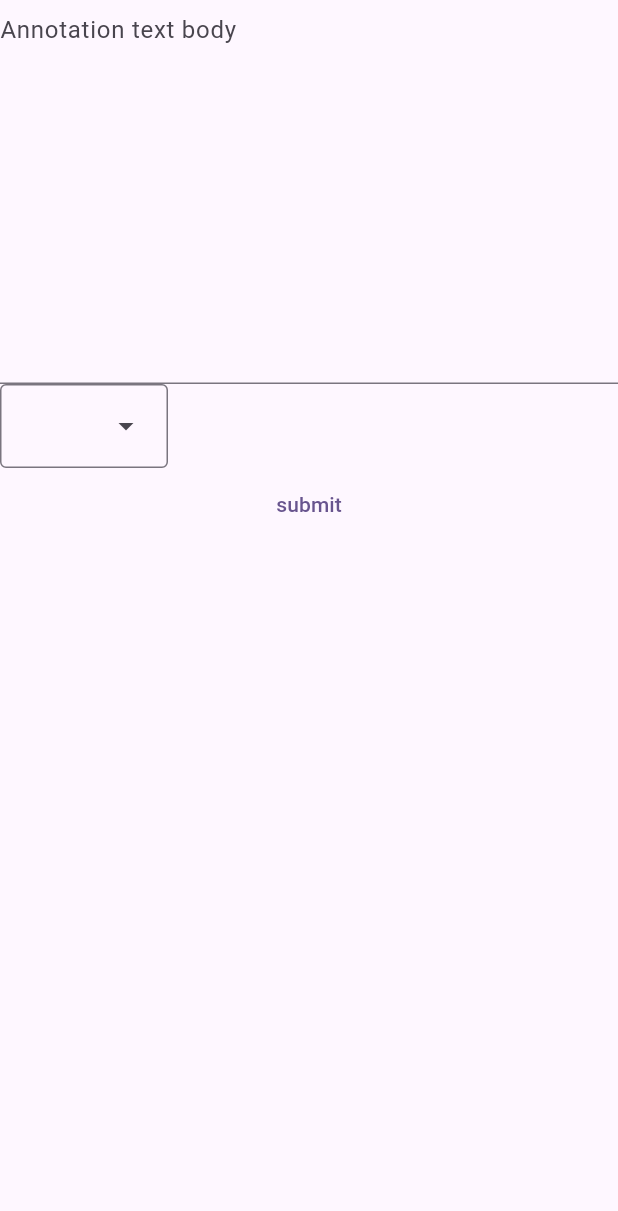
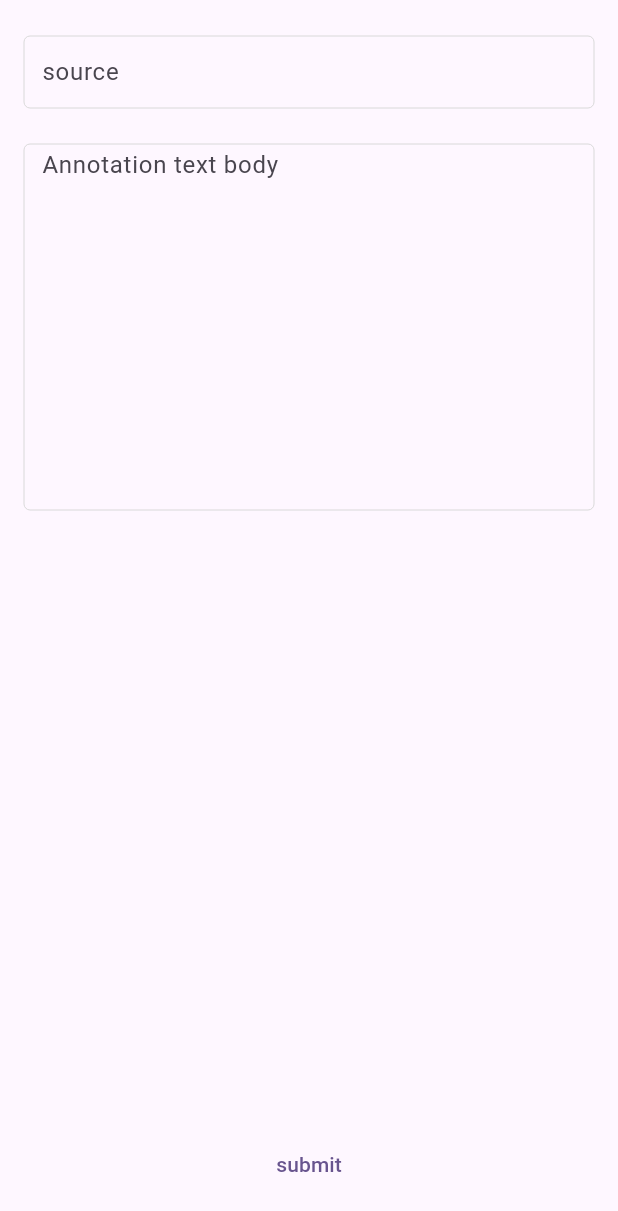
Before and after one commit to opheliagame/foss-readwise, a Flutter app: the AnnotationCreatePage screen opened directly, after a tap on "submit", on a phone screen of 412 x 824 dp. Shown: the top 1211 px of the screen. Run offline on Flutter 3.47's test engine with Material 2 defaults, Android fonts, the light colour scheme and no system bars; our stand-ins replace cloud_firestore, firebase_core, flutter_riverpod, freezed_annotation, riverpod_annotation; accounts and stored records are empty; generated files the repository leaves out were written again; statements that could not run were skipped.

Commit message:
creation annotation basic UI changes

```diff
--- a/lib/domain/repository/model/annotation_source.dart
+++ b/lib/domain/repository/model/annotation_source.dart
@@ -16,6 +16,7 @@ class AnnotationSource with _$AnnotationSource {
   factory AnnotationSource({
     @JsonKey(includeToJson: false) DocumentReference? ref,
     required String name,
+    required String url,
   }) = _AnnotationSource;
 
   factory AnnotationSource.fromJson(Map<String, dynamic> json) =>
@@ -25,5 +26,6 @@ class AnnotationSource with _$AnnotationSource {
       AnnotationSource.fromJson(snapshot.data() as Map<String, dynamic>)
           .copyWith(ref: snapshot.reference);
 
-  AnnotationSourceDto get dto => AnnotationSourceDto(id: ref?.id, name: name);
+  AnnotationSourceDto get dto =>
+      AnnotationSourceDto(id: ref?.id, name: name, url: url);
 }
--- a/lib/domain/usecase/dto/annotation_source_dto.dart
+++ b/lib/domain/usecase/dto/annotation_source_dto.dart
@@ -11,9 +11,11 @@ class AnnotationSourceDto with _$AnnotationSourceDto {
   factory AnnotationSourceDto({
     String? id,
     required String name,
+    required String url,
   }) = _AnnotationSourceDto;
 
-  AnnotationSource get entity => AnnotationSource(name: name);
+  AnnotationSource get entity => AnnotationSource(name: name, url: url);
 
-  AnnotationSourceState get state => AnnotationSourceState(id: id, name: name);
+  AnnotationSourceState get state =>
+      AnnotationSourceState(id: id, name: name, url: url);
 }
--- a/lib/providers/provider.dart
+++ b/lib/providers/provider.dart
@@ -46,6 +46,22 @@ final annotationsProvider = StreamProvider<List<AnnotationState>>((ref) {
 
 final selectedSourceProvider =
     StateProvider<AnnotationSourceState?>((ref) => null);
+
+final filterSourceNameProvider = StateProvider<String>((ref) => '');
+
+final filteredSourcesProvider = Provider<List<AnnotationSourceState>>((ref) {
+  final sources = ref.watch(sourcesProvider);
+  final filterName = ref.watch(filterSourceNameProvider);
+  if (filterName.isEmpty) {
+    return sources.value ?? [];
+  }
+
+  return sources.value
+          ?.where((element) =>
+              element.name.toLowerCase().contains(filterName.toLowerCase()))
+          .toList() ??
+      [];
+});
 
 final filteredAnnotationsProvider =
     Provider<List<AnnotationListViewState>>((ref) {
--- a/lib/ui/screens/annotation_create_page.dart
+++ b/lib/ui/screens/annotation_create_page.dart
@@ -1,6 +1,8 @@
 import 'package:flutter/material.dart';
 import 'package:flutter_riverpod/flutter_riverpod.dart';
 import 'package:my_readwise/providers/provider.dart';
+import 'package:my_readwise/ui/state/annotation_source_state.dart';
+import 'package:my_readwise/ui/widgets/search_text_form_field.dart';
 
 class AnnotationCreatePage extends ConsumerStatefulWidget {
   const AnnotationCreatePage({super.key});
@@ -15,136 +17,140 @@ class _AnnotationCreatePageState extends ConsumerState<AnnotationCreatePage> {
   final textEditingController = TextEditingController();
   final sourceNameTextEditingController = TextEditingController();
   final sourceUrlTextEditingController = TextEditingController();
+  bool isShowSourceUrlTextField = false;
 
   @override
   Widget build(BuildContext context) {
-    final source = ref.watch(sourcesProvider);
+    final filteredSources = ref.watch(filteredSourcesProvider);
     final viewModel = ref.watch(annotationCreateViewModelProvider.notifier);
 
     textEditingController.addListener(() {
-      viewModel.setText(textEditingController.text);
+      viewModel.setText(textEditingController.text.trim());
     });
     sourceNameTextEditingController.addListener(() {
-      viewModel.setSourceName(sourceNameTextEditingController.text);
+      viewModel.setSourceName(sourceNameTextEditingController.text.trim());
+      ref.watch(filterSourceNameProvider.notifier).update(
+          (state) => state = sourceNameTextEditingController.text.trim());
+    });
+    sourceUrlTextEditingController.addListener(() {
+      viewModel.setSourceUrl(sourceUrlTextEditingController.text.trim());
     });
 
-    return source.when(
-      loading: () => const CircularProgressIndicator(),
-      error: (error, stack) => Text(error.toString()),
-      data: (sourcesData) {
+    // return source.when(
+    //   loading: () => const CircularProgressIndicator(),
+    //   error: (error, stack) => Text(error.toString()),
+    //   data: (sourcesData) {
     return Scaffold(
       body: SafeArea(
+        child: Padding(
+          padding: const EdgeInsets.symmetric(horizontal: 16.0, vertical: 24.0),
           child: Column(
             children: [
-                Form(
+              Expanded(
+                child: Form(
                   key: _formKey,
                   child: Column(
                     crossAxisAlignment: CrossAxisAlignment.stretch,
                     children: [
+                      // TODO check if dropdownmenu works better for current usecase
+                      // DropdownMenu(
+                      //   controller: sourceNameTextEditingController,
+                      //   enableSearch: true,
+                      //   enableFilter: true,
+                      //   // width: double.infinity,
+                      //   // expandedInsets: true,
+                      //   menuHeight: 200,
+                      //   dropdownMenuEntries: [
+                      //     ...List.generate(
+                      //       sourcesData.length,
+                      //       (index) {
+                      //         final item = sourcesData[index];
+
+                      //         return DropdownMenuEntry(
+                      //             value: item, label: item.name);
+                      //       },
+                      //     ),
+                      //     const DropdownMenuEntry(
+                      //         value: null, label: 'Create new source'),
+                      //   ],
+                      //   onSelected: (value) {
+                      //     if (value == null) return;
+                      //     viewModel.setSourceId(value);
+                      //   },
+                      // ),
+                      if (!isShowSourceUrlTextField)
+                        SearchTextFormField<AnnotationSourceState>(
+                          controller: sourceNameTextEditingController,
+                          onChangedItems: (String? query) {
+                            return Future.value([
+                              ...filteredSources,
+                              const AnnotationSourceState(
+                                  id: null, name: 'Create new source', url: ''),
+                            ]);
+                          },
+                          onSelected: (AnnotationSourceState? selectedItem) {
+                            if (selectedItem == null) return;
+
+                            if (selectedItem.id == null) {
+                              setState(() {
+                                isShowSourceUrlTextField = true;
+                              });
+                              return;
+                            }
+
+                            sourceNameTextEditingController.text =
+                                selectedItem.name;
+                            viewModel.setSourceId(selectedItem);
+                          },
+                          label: 'source',
+                        ),
+
+                      const SizedBox(height: 24.0),
+                      if (isShowSourceUrlTextField)
+                        Column(
+                          children: [
+                            TextFormField(
+                              controller: sourceNameTextEditingController,
+                              decoration: const InputDecoration(
+                                hintText: 'Enter new source name',
+                              ),
+                            ),
+                            const SizedBox(height: 24.0),
+                            TextFormField(
+                              controller: sourceUrlTextEditingController,
+                              decoration: const InputDecoration(
+                                hintText: 'Enter a valid url',
+                              ),
+                            ),
+                            const SizedBox(height: 24.0),
+                          ],
+                        ),
+
                       TextFormField(
                         controller: textEditingController,
-                        // maxLines: null,
-                        // expands: true,
                         minLines: 10,
                         maxLines: 100,
                         decoration: const InputDecoration(
                             hintText: 'Annotation text body'),
                       ),
-
-                      DropdownMenu(
-                        controller: sourceNameTextEditingController,
-                        enableSearch: true,
-                        dropdownMenuEntries: List.generate(
-                          sourcesData.length,
-                          (index) {
-                            final item = sourcesData[index];
-
-                            return DropdownMenuEntry(
-                                value: item, label: item.name);
-                          },
+                    ],
                   ),
-                        onSelected: (value) {
-                          if (value == null) return;
-                          viewModel.setSourceId(value);
-                        },
                 ),
-                      // FutureBuilder(
-                      //     future: ref
-                      //         .read(dbInstanceProvider)
-                      //         .collection('sources')
-                      //         .get(),
-                      //     builder: (context, snapshot) {
-                      //       if (snapshot.hasData) {
-                      //         final docs = snapshot.data!.docs;
-                      //         final entries = List.generate(docs.length, (index) {
-                      //           final value = docs[index].reference.id;
-                      //           final label = docs[index]['name'];
-
-                      //           return DropdownMenuEntry(
-                      //               value: value, label: label);
-                      //         });
-
-                      //         return DropdownMenu(dropdownMenuEntries: entries);
-                      //       } else if (snapshot.hasError) {
-                      //         return const Text('error occured.');
-                      //       } else {
-                      //         return const CircularProgressIndicator();
-                      //       }
-                      //     }),
-                      // DropdownMenu<AnnotationSource>(
-                      //   // expandedInsets: EdgeInsets.zero,
-                      //   controller: sourceNameTextEditingController,
-                      //   enableFilter: true,
-
-                      //   label: const Text('Source'),
-                      //   dropdownMenuEntries:
-                      //       ref.watch(annotationSourcesProvider).when(
-                      //           data: (data) {
-                      //             return List.generate(data.length, (index) {
-                      //               final item = data[index];
-                      //               return DropdownMenuEntry<AnnotationSource>(
-                      //                   value: item, label: item.name);
-                      //             });
-                      //           },
-                      //           error: (error, stack) => [
-                      //                 DropdownMenuEntry(
-                      //                     value: AnnotationSource(),
-                      //                     label:
-                      //                         'djsmsnsmnmnamnmsnaskaskjkajhksdkkkkkkkkkkkkkkkkkkkkkkkkkkkkkkkkkkkkkkkkkk')
-                      //               ],
-                      //           loading: () => [
-                      //                 DropdownMenuEntry(
-                      //                     value: AnnotationSource(),
-                      //                     label:
-                      //                         'djsmsnsmnmnamnmsnaskaskjkajhksdkkkkkkkkkkkkkkkkkkkkkkkkkkkkkkkkkkkkkkkkkk')
-                      //               ]),
-                      //   onSelected: (AnnotationSource? source) {
-                      //     setState(() {
-                      //       sourceUrlTextEditingController.text = source?.url ?? '';
-                      //       selectedAnnotationSource = source;
-                      //     });
-                      //   },
-                      // ),
-                      // TextFormField(
-                      //   enabled: selectedAnnotationSource == null ? true : false,
-                      //   controller: sourceUrlTextEditingController,
-                      //   decoration: const InputDecoration(hintText: 'Source url'),
-                      // ),
+              ),
               TextButton(
                 onPressed: () async {
                   if (_formKey.currentState!.validate()) {
                     viewModel.save();
                   }
                 },
-                          child: const Text('submit'))
+                child: const Text('submit'),
+              )
             ],
           ),
         ),
-              ],
-            ),
       ),
     );
-      },
-    );
+    //   },
+    // );
   }
 }
--- a/lib/ui/screens/annotation_create_view_model.dart
+++ b/lib/ui/screens/annotation_create_view_model.dart
@@ -28,6 +28,11 @@ class AnnotationCreateViewModel extends StateNotifier<AnnotationCreateState> {
         annotationSource: state.annotationSource.copyWith(name: sourceName));
   }
 
+  void setSourceUrl(String sourceUrl) {
+    state = state.copyWith(
+        annotationSource: state.annotationSource.copyWith(url: sourceUrl));
+  }
+
   Future<Result<void>> save() {
     return Result.guardFuture(() async {
       return saveAnnotationUsecase
--- a/lib/ui/screens/annotation_list_page.dart
+++ b/lib/ui/screens/annotation_list_page.dart
@@ -16,9 +16,14 @@ class AnnotationListPage extends ConsumerWidget {
       body: SafeArea(
         child: Column(
           children: [
-            TextFormField(
-              decoration:
-                  const InputDecoration(hintText: 'Search your annotations..'),
+            Padding(
+              padding:
+                  const EdgeInsets.symmetric(horizontal: 4.0, vertical: 4.0),
+              child: TextFormField(
+                style: Theme.of(context).textTheme.bodyMedium,
+                decoration: const InputDecoration(
+                    hintText: 'Search your annotations..'),
+              ),
             ),
             Expanded(
               child: ListView.builder(
@@ -27,26 +32,35 @@ class AnnotationListPage extends ConsumerWidget {
                     final item = annotations[index];
 
                     return Card(
+                      margin: const EdgeInsets.only(top: 0.5),
                       elevation: 0.0,
                       surfaceTintColor: null,
                       child: InkWell(
                         onTap: () {
-                          // TODO: define tap action
+                          // TODO: route to annotation view screen
                         },
                         child: Container(
                           padding: const EdgeInsets.all(12.0),
-                          decoration: BoxDecoration(
-                            border: Border.all(),
+                          decoration: const BoxDecoration(
+                            border: Border(
+                                top: BorderSide(
+                                    width: 1.0, color: Color(0xFFD9D9D9)),
+                                bottom: BorderSide(
+                                    width: 1.0, color: Color(0xFFD9D9D9))),
                           ),
                           child: Row(
                             mainAxisAlignment: MainAxisAlignment.spaceBetween,
                             children: [
-                              Column(
-                                crossAxisAlignment: CrossAxisAlignment.start,
-                                children: [
-                                  SourceTile(name: item.source.name),
-                                  Text(item.annotation.text),
-                                ],
+                              Expanded(
+                                child: Column(
+                                  crossAxisAlignment: CrossAxisAlignment.start,
+                                  children: [
+                                    SourceTile(name: item.source.name),
+                                    Text(
+                                      item.annotation.text,
+                                    ),
+                                  ],
+                                ),
                               ),
                               IconButton(
                                 iconSize: 24,
--- a/lib/ui/screens/dashboard.dart
+++ b/lib/ui/screens/dashboard.dart
@@ -78,6 +78,11 @@ class Dashboard extends ConsumerWidget {
           ],
         ),
       ),
+
+      // TODO: when implementing routing
+      // floatingActionButton: FloatingActionButton(
+      //   onPressed: () {},
+      // ),
     );
   }
 }
--- a/lib/ui/state/annotation_create_state.dart
+++ b/lib/ui/state/annotation_create_state.dart
@@ -8,7 +8,7 @@ part 'annotation_create_state.freezed.dart';
 class AnnotationCreateState with _$AnnotationCreateState {
   factory AnnotationCreateState({
     @Default(AnnotationState(text: '')) AnnotationState annotation,
-    @Default(AnnotationSourceState(name: ''))
+    @Default(AnnotationSourceState(name: '', url: ''))
     AnnotationSourceState annotationSource,
   }) = _AnnotationCreateState;
 }
--- a/lib/ui/state/annotation_source_state.dart
+++ b/lib/ui/state/annotation_source_state.dart
@@ -10,7 +10,14 @@ class AnnotationSourceState with _$AnnotationSourceState {
   const factory AnnotationSourceState({
     String? id,
     required String name,
+    required String url,
   }) = _AnnotationSourceState;
 
-  AnnotationSourceDto get dto => AnnotationSourceDto(id: id, name: name);
+  AnnotationSourceDto get dto =>
+      AnnotationSourceDto(id: id, name: name, url: url);
+
+  @override
+  String toString() {
+    return name;
+  }
 }
--- /dev/null
+++ b/lib/ui/widgets/search_text_form_field.dart
@@ -0,0 +1,174 @@
+import 'package:flutter/material.dart';
+
+class SearchTextFormField<T> extends StatefulWidget {
+  const SearchTextFormField({
+    super.key,
+    this.decoration,
+    this.textStyle,
+    required this.controller,
+    required this.onChangedItems,
+    required this.onSelected,
+    required this.label,
+  });
+
+  final InputDecoration? decoration;
+  final String label;
+  final TextStyle? textStyle;
+  final Future<List<T>> Function(String?) onChangedItems;
+  // TODO change to void callback check DropdownMenuItem implementation
+  final void Function(T?) onSelected;
+  final TextEditingController controller;
+
+  @override
+  State<SearchTextFormField<T>> createState() => _SearchTextFormFieldState<T>();
+}
+
+class _SearchTextFormFieldState<T> extends State<SearchTextFormField<T>> {
+  final LayerLink _layerLink = LayerLink();
+  late OverlayEntry _currentOverlayEntry;
+  List<OverlayEntry> _overlayEntries = [];
+
+  final FocusNode _textFormFieldFocusNode = FocusNode();
+
+  bool _isCursorOverOverlayEntry = false;
+  Future<List<T>> overlayListItems = Future(() => []);
+
+  @override
+  void initState() {
+    super.initState();
+
+    _textFormFieldFocusNode.addListener(() {
+      if (_textFormFieldFocusNode.hasFocus) {
+        _currentOverlayEntry = _createOverlayEntry();
+        _removeOverlayEntries();
+        _overlayEntries.add(_currentOverlayEntry);
+
+        Overlay.of(context).insert(_overlayEntries.first);
+      } else {
+        // remove overlay entries if cursor not above overlay list
+        if (!_isCursorOverOverlayEntry) {
+          _removeOverlayEntries();
+        }
+      }
+    });
+  }
+
+  @override
+  Widget build(BuildContext context) {
+    return CompositedTransformTarget(
+      link: _layerLink,
+      child: TextFormField(
+        controller: widget.controller,
+        focusNode: _textFormFieldFocusNode,
+        decoration:
+            widget.decoration ?? InputDecoration(labelText: widget.label),
+        style: widget.textStyle,
+        onChanged: (value) {
+          _currentOverlayEntry.markNeedsBuild();
+          setState(() {
+            overlayListItems = widget.onChangedItems(value);
+          });
+        },
+      ),
+    );
+  }
+
+  Widget _loadingIndicator() {
+    return SizedBox(
+      width: 50,
+      height: 50,
+      child: Center(
+        child: CircularProgressIndicator(
+          valueColor: AlwaysStoppedAnimation<Color>(
+              Theme.of(context).colorScheme.secondary),
+        ),
+      ),
+    );
+  }
+
+  Widget _listViewContainer(BuildContext context) {
+    Size screenSize = MediaQuery.of(context).size;
+    double screenWidth = screenSize.width;
+    return FutureBuilder<List<T>>(
+      future: overlayListItems,
+      builder: (context, snapshot) {
+        if (snapshot.hasData &&
+            snapshot.connectionState == ConnectionState.done) {
+          return ConstrainedBox(
+            constraints: BoxConstraints(
+              minWidth: screenWidth,
+              maxWidth: screenWidth,
+              minHeight: 0,
+              maxHeight: snapshot.data!.length * 55,
+            ),
+            child: ListView.builder(
+              itemCount: snapshot.data!.length,
+              itemBuilder: (context, index) {
+                T? item = snapshot.data?[index];
+
+                return ListTile(
+                  title: Text(item.toString()),
+                  onTap: () {
+                    widget.onSelected(item);
+
+                    _removeOverlayEntries();
+                  },
+                );
+              },
+            ),
+          );
+        }
+
+        /// handles others as you did on question
+        else {
+          return _loadingIndicator();
+        }
+      },
+    );
+  }
+
+  void _removeOverlayEntries() {
+    for (final entry in _overlayEntries) {
+      entry.remove();
+    }
+    _overlayEntries = [];
+  }
+
+  OverlayEntry _createOverlayEntry() {
+    setState(() {
+      _isCursorOverOverlayEntry = false;
+    });
+    RenderBox renderBox = context.findRenderObject() as RenderBox;
+    Size overlaySize = renderBox.size;
+
+    return OverlayEntry(
+        builder: (context) => Positioned(
+              width: overlaySize.width,
+              child: CompositedTransformFollower(
+                link: _layerLink,
+                showWhenUnlinked: false,
+                offset: Offset(0.0, overlaySize.height + 5.0),
+                child: Material(
+                  elevation: 4.0,
+                  child: MouseRegion(
+                      onHover: (event) {
+                        setState(() {
+                          _isCursorOverOverlayEntry = true;
+                        });
+                      },
+                      onExit: (event) {
+                        setState(() {
+                          _isCursorOverOverlayEntry = false;
+                        });
+                      },
+                      onEnter: (event) {
+                        setState(() {
+                          _isCursorOverOverlayEntry = false;
+                        });
+                      },
+                      child: _listViewContainer(context)),
+                ),
+              ),
+            ));
+  }
+}
```
Also changed, not shown: lib/main.dart (+7 -0 lines). Lines whose indentation alone changed are shown as unchanged.
